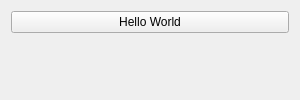
christianGRogers/SlicerWorkflowExt, file DAI_Workflow/workflow/Resources/UI/workflow.ui: the form before one commit.
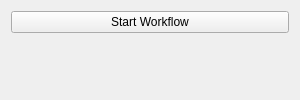
The form after the commit. Custom widgets are drawn as their Qt base class.

The edit to the form file:
```diff
--- a/DAI_Workflow/workflow/Resources/UI/workflow.ui
+++ b/DAI_Workflow/workflow/Resources/UI/workflow.ui
@@ -14,7 +14,7 @@
    <item>
     <widget class="QPushButton" name="helloButton">
      <property name="text">
-      <string>Hello World</string>
+      <string>Start Workflow</string>
      </property>
      <property name="toolTip">
       <string>Click to print Hello World</string>
```
Left out of the diff: 4 changed lines with no effect on the pictures.
